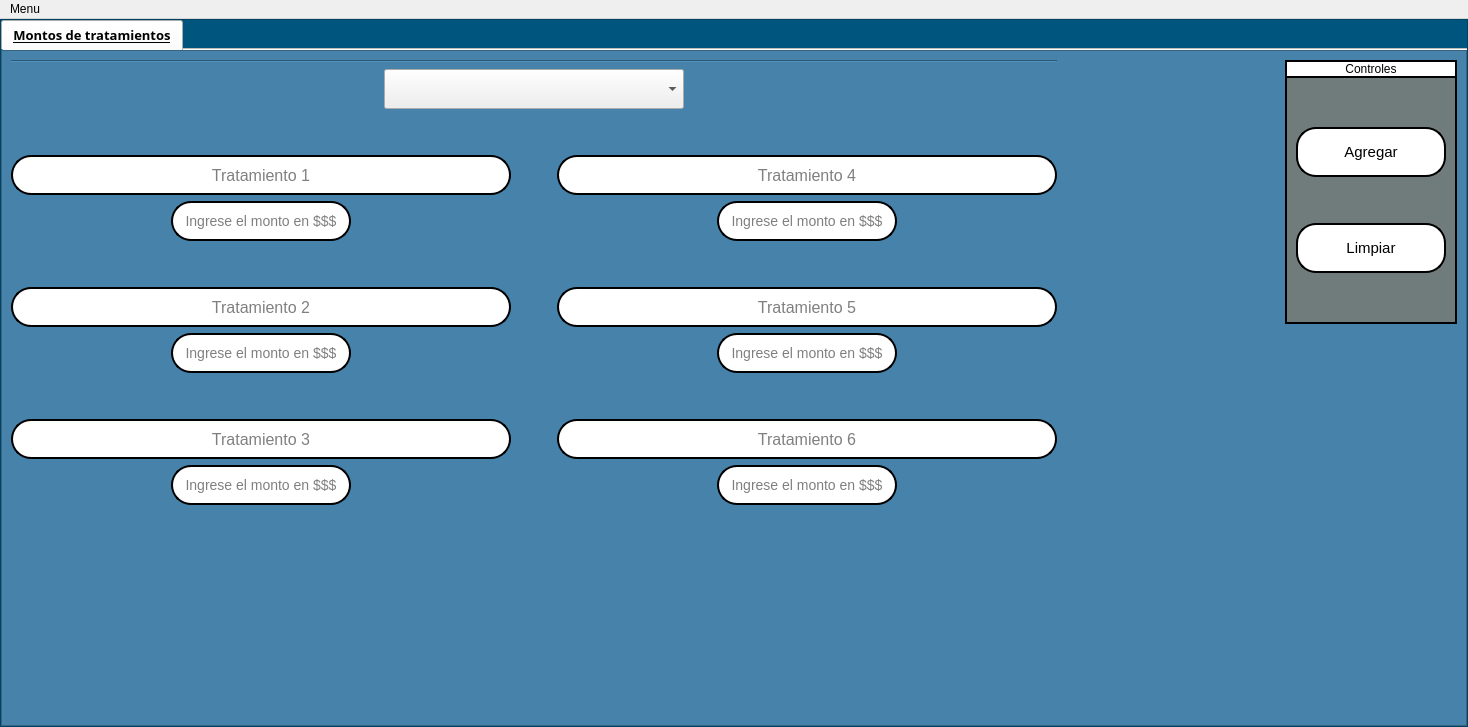
Qt form interfaces/montos.ui (Reinaldito04/App-Consultas-y-Historias-Medicas) before a commit.
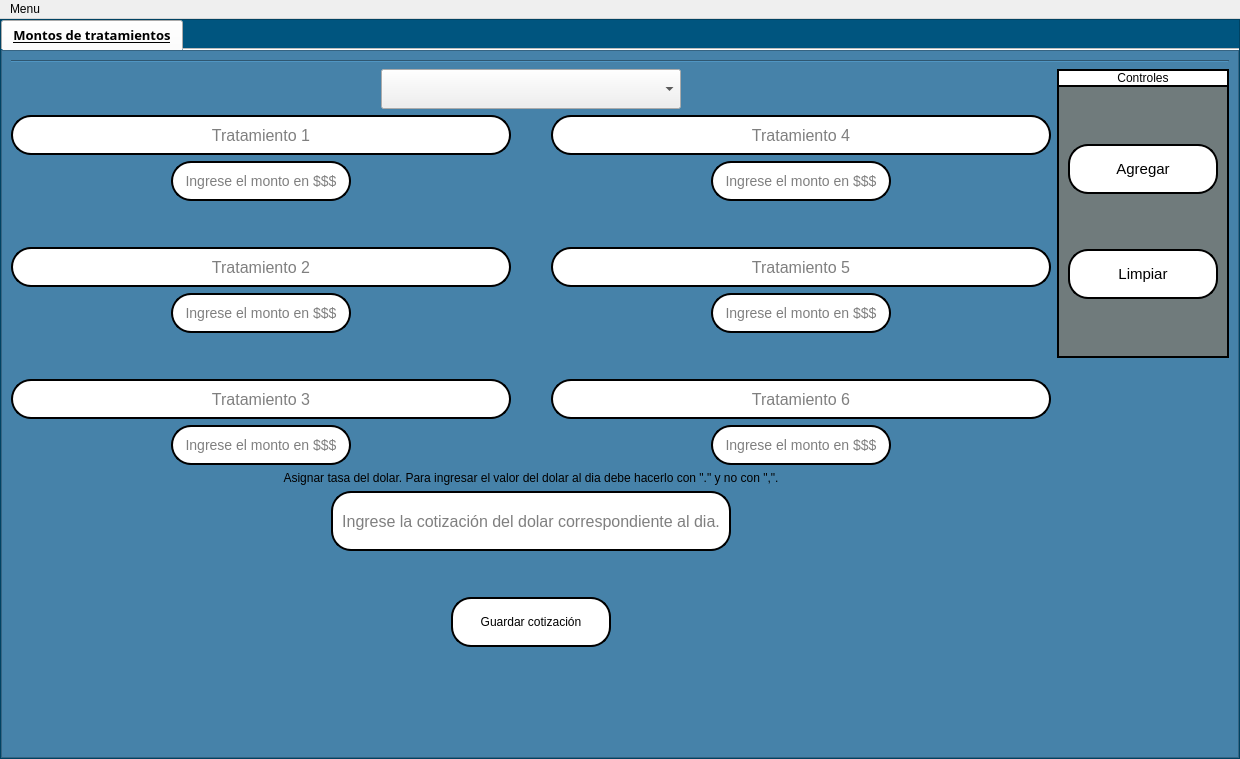
The same form after that commit. Icons and pictures are not drawn.

Patch:
```diff
--- a/interfaces/montos.ui
+++ b/interfaces/montos.ui
@@ -6,8 +6,8 @@
    <rect>
     <x>0</x>
     <y>0</y>
-    <width>1468</width>
-    <height>727</height>
+    <width>1240</width>
+    <height>759</height>
    </rect>
   </property>
   <property name="windowTitle">
@@ -171,12 +171,6 @@
              </property>
              <layout class="QVBoxLayout" name="verticalLayout_17">
               <item>
-               <layout class="QHBoxLayout" name="horizontalLayout_9">
-                <item>
-                 <layout class="QVBoxLayout" name="verticalLayout_16">
-                  <item>
-                   <layout class="QVBoxLayout" name="verticalLayout_15">
-                    <item>
                      <widget class="Line" name="line">
                       <property name="orientation">
                        <enum>Qt::Horizontal</enum>
@@ -184,9 +178,13 @@
                      </widget>
                     </item>
                     <item>
-                     <layout class="QVBoxLayout" name="verticalLayout_12">
+               <layout class="QHBoxLayout" name="horizontalLayout_11">
                       <item>
-                       <layout class="QHBoxLayout" name="horizontalLayout_7">
+                 <layout class="QVBoxLayout" name="verticalLayout_15">
+                  <item>
+                   <layout class="QVBoxLayout" name="verticalLayout_13">
+                    <item>
+                     <layout class="QHBoxLayout" name="horizontalLayout_9">
                         <item>
                          <spacer name="horizontalSpacer_13">
                           <property name="orientation">
@@ -249,19 +247,6 @@
                         </item>
                        </layout>
                       </item>
-                      <item>
-                       <spacer name="verticalSpacer">
-                        <property name="orientation">
-                         <enum>Qt::Vertical</enum>
-                        </property>
-                        <property name="sizeHint" stdset="0">
-                         <size>
-                          <width>20</width>
-                          <height>40</height>
-                         </size>
-                        </property>
-                       </spacer>
-                      </item>
                       <item>
                        <layout class="QHBoxLayout" name="horizontalLayout_8">
                         <item>
@@ -995,13 +980,107 @@
                       </item>
                      </layout>
                     </item>
+                  <item>
+                   <layout class="QVBoxLayout" name="verticalLayout_14">
+                    <item>
+                     <layout class="QVBoxLayout" name="verticalLayout_12">
+                      <item>
+                       <widget class="QLabel" name="label">
+                        <property name="text">
+                         <string>Asignar tasa del dolar. Para ingresar el valor del dolar al dia debe hacerlo con &quot;.&quot; y no con &quot;,&quot;.</string>
+                        </property>
+                        <property name="alignment">
+                         <set>Qt::AlignCenter</set>
+                        </property>
+                       </widget>
+                      </item>
+                      <item>
+                       <layout class="QHBoxLayout" name="horizontalLayout_7">
+                        <item>
+                         <spacer name="verticalSpacer_8">
+                          <property name="orientation">
+                           <enum>Qt::Horizontal</enum>
+                          </property>
+                          <property name="sizeHint" stdset="0">
+                           <size>
+                            <width>138</width>
+                            <height>20</height>
+                           </size>
+                          </property>
+                         </spacer>
+                        </item>
+                        <item>
+                         <widget class="QLineEdit" name="invalor_dia">
+                          <property name="minimumSize">
+                           <size>
+                            <width>400</width>
+                            <height>60</height>
+                           </size>
+                          </property>
+                          <property name="maximumSize">
+                           <size>
+                            <width>400</width>
+                            <height>60</height>
+                           </size>
+                          </property>
+                          <property name="font">
+                           <font>
+                            <family>Microsoft Sans Serif</family>
+                            <pointsize>12</pointsize>
+                            <weight>50</weight>
+                            <italic>false</italic>
+                            <bold>false</bold>
+                           </font>
+                          </property>
+                          <property name="echoMode">
+                           <enum>QLineEdit::Normal</enum>
+                          </property>
+                          <property name="alignment">
+                           <set>Qt::AlignCenter</set>
+                          </property>
+                          <property name="readOnly">
+                           <bool>false</bool>
+                          </property>
+                          <property name="placeholderText">
+                           <string>Ingrese la cotización del dolar correspondiente al dia.</string>
+                          </property>
+                         </widget>
+                        </item>
+                        <item>
+                         <spacer name="verticalSpacer_9">
+                          <property name="orientation">
+                           <enum>Qt::Horizontal</enum>
+                          </property>
+                          <property name="sizeHint" stdset="0">
+                           <size>
+                            <width>77</width>
+                            <height>20</height>
+                           </size>
+                          </property>
+                         </spacer>
+                        </item>
                    </layout>
                   </item>
                  </layout>
                 </item>
                 <item>
-                 <spacer name="horizontalSpacer_16">
+                     <spacer name="verticalSpacer_10">
                   <property name="orientation">
+                       <enum>Qt::Vertical</enum>
+                      </property>
+                      <property name="sizeHint" stdset="0">
+                       <size>
+                        <width>20</width>
+                        <height>40</height>
+                       </size>
+                      </property>
+                     </spacer>
+                    </item>
+                    <item>
+                     <layout class="QHBoxLayout" name="horizontalLayout_10">
+                      <item>
+                       <spacer name="horizontalSpacer_18">
+                        <property name="orientation">
                    <enum>Qt::Horizontal</enum>
                   </property>
                   <property name="sizeHint" stdset="0">
@@ -1013,7 +1092,45 @@
                  </spacer>
                 </item>
                 <item>
-                 <layout class="QVBoxLayout" name="verticalLayout_13">
+                       <widget class="QPushButton" name="btn_saveC">
+                        <property name="minimumSize">
+                         <size>
+                          <width>160</width>
+                          <height>50</height>
+                         </size>
+                        </property>
+                        <property name="maximumSize">
+                         <size>
+                          <width>160</width>
+                          <height>50</height>
+                         </size>
+                        </property>
+                        <property name="text">
+                         <string>Guardar cotización</string>
+                        </property>
+                       </widget>
+                      </item>
+                      <item>
+                       <spacer name="horizontalSpacer_19">
+                        <property name="orientation">
+                         <enum>Qt::Horizontal</enum>
+                        </property>
+                        <property name="sizeHint" stdset="0">
+                         <size>
+                          <width>40</width>
+                          <height>20</height>
+                         </size>
+                        </property>
+                       </spacer>
+                      </item>
+                     </layout>
+                    </item>
+                   </layout>
+                  </item>
+                 </layout>
+                </item>
+                <item>
+                 <layout class="QVBoxLayout" name="verticalLayout_16">
                   <item>
                    <layout class="QVBoxLayout" name="verticalLayout_30">
                     <property name="spacing">
@@ -1180,7 +1297,7 @@
                    </layout>
                   </item>
                   <item>
-                   <spacer name="verticalSpacer_6">
+                   <spacer name="verticalSpacer_26">
                     <property name="orientation">
                      <enum>Qt::Vertical</enum>
                     </property>
@@ -1197,14 +1314,14 @@
                </layout>
               </item>
               <item>
-               <spacer name="verticalSpacer_7">
+               <spacer name="verticalSpacer">
                 <property name="orientation">
                  <enum>Qt::Vertical</enum>
                 </property>
                 <property name="sizeHint" stdset="0">
                  <size>
                   <width>20</width>
-                  <height>77</height>
+                  <height>34</height>
                  </size>
                 </property>
                </spacer>
@@ -1226,7 +1343,7 @@
     <rect>
      <x>0</x>
      <y>0</y>
-     <width>1468</width>
+     <width>1240</width>
      <height>21</height>
     </rect>
    </property>
```
Lines whose indentation alone changed are shown as unchanged.
